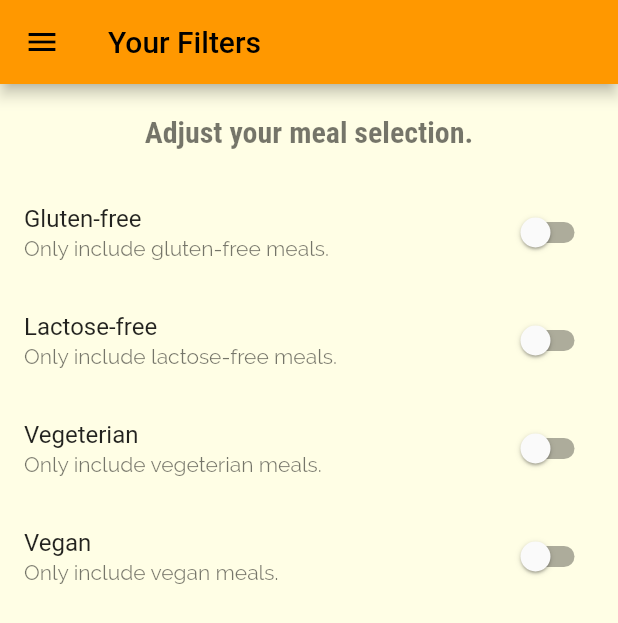
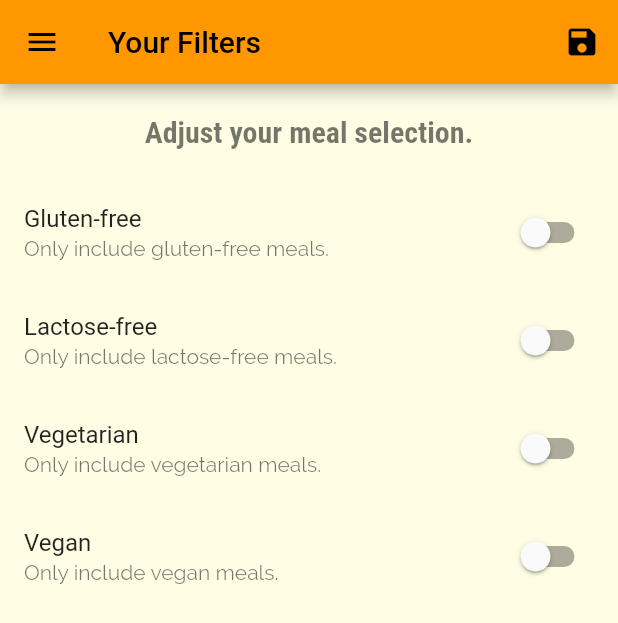
Before and after one commit to mahrncic/flutter-meal-app, a Flutter app: the FiltersScreen screen opened by its route, on a phone screen of 412 x 824 dp. Shown: the top 623 px of the screen. Run offline on Flutter 3.47's test engine with Material 2 defaults, Android fonts, the phone set to English and light mode, and no system bars.

Commit message:
Committing changes for implementation of logic on Filters screen.

```diff
--- a/meal_app/lib/main.dart
+++ b/meal_app/lib/main.dart
@@ -1,13 +1,53 @@
 import 'package:flutter/material.dart';
+import 'package:flutter_complete_guide/dummy_data.dart';
 import 'package:flutter_complete_guide/screens/categories_screen.dart';
 import 'package:flutter_complete_guide/screens/category_meals_screen.dart';
 import 'package:flutter_complete_guide/screens/filters_screen.dart';
 import 'package:flutter_complete_guide/screens/meal_detail_screen.dart';
 import 'package:flutter_complete_guide/screens/tabs_screen.dart';
 
+import 'models/meal.dart';
+
 void main() => runApp(MyApp());
 
-class MyApp extends StatelessWidget {
+class MyApp extends StatefulWidget {
+  @override
+  State<MyApp> createState() => _MyAppState();
+}
+
+class _MyAppState extends State<MyApp> {
+  Map<String, bool> _filters = {
+    'gluten': false,
+    'lactose': false,
+    'vegan': false,
+    'vegetarian': false,
+  };
+
+  List<Meal> _availableMeals = DUMMY_MEALS;
+
+  void _setFilters(Map<String, bool> selectedFilters) {
+    setState(() {
+      _filters = selectedFilters;
+
+      _availableMeals = DUMMY_MEALS.where((meal) {
+        if (_filters['gluten'] && !meal.isGlutenFree) {
+          return false;
+        }
+        if (_filters['lactose'] && !meal.isLactoseFree) {
+          return false;
+        }
+        if (_filters['vegan'] && !meal.isVegan) {
+          return false;
+        }
+        if (_filters['vegetarian'] && !meal.isVegetarian) {
+          return false;
+        }
+
+        return true;
+      }).toList();
+    });
+  }
+
   @override
   Widget build(BuildContext context) {
     return MaterialApp(
@@ -33,9 +73,14 @@ class MyApp extends StatelessWidget {
       home: TabsScreen(),
       initialRoute: '/',
       routes: {
-        CategoryMealsScreen.routeName: (ctx) => CategoryMealsScreen(),
+        CategoryMealsScreen.routeName: (ctx) => CategoryMealsScreen(
+              availableMeals: _availableMeals,
+            ),
         MealDetailScreen.routeName: (ctx) => MealDetailScreen(),
-        FiltersScreen.routeName: (ctx) => FiltersScreen(),
+        FiltersScreen.routeName: (ctx) => FiltersScreen(
+              saveFilters: _setFilters,
+              currentFilters: _filters,
+            ),
       },
       onGenerateRoute: (settings) {
         return MaterialPageRoute(
--- a/meal_app/lib/screens/category_meals_screen.dart
+++ b/meal_app/lib/screens/category_meals_screen.dart
@@ -6,6 +6,10 @@ import '../dummy_data.dart';
 
 class CategoryMealsScreen extends StatefulWidget {
   static const routeName = '/category-meals';
+
+  final List<Meal> availableMeals;
+
+  const CategoryMealsScreen({this.availableMeals});
 
   @override
   State<CategoryMealsScreen> createState() => _CategoryMealsScreenState();
@@ -23,7 +27,7 @@ class _CategoryMealsScreenState extends State<CategoryMealsScreen> {
           ModalRoute.of(context).settings.arguments as Map<String, String>;
       categoryTitle = routeArgs['title'];
       final categoryId = routeArgs['id'];
-      displayedMeals = DUMMY_MEALS.where((meal) {
+      displayedMeals = widget.availableMeals.where((meal) {
         return meal.categories.contains(categoryId);
       }).toList();
 
--- a/meal_app/lib/screens/filters_screen.dart
+++ b/meal_app/lib/screens/filters_screen.dart
@@ -3,6 +3,10 @@ import 'package:flutter_complete_guide/widgets/main_drawer.dart';
 
 class FiltersScreen extends StatefulWidget {
   static const routeName = '/filters';
+  final Function saveFilters;
+  final Map<String, bool> currentFilters;
+
+  const FiltersScreen({this.saveFilters, this.currentFilters});
 
   @override
   State<FiltersScreen> createState() => _FiltersScreenState();
@@ -10,9 +14,19 @@ class FiltersScreen extends StatefulWidget {
 
 class _FiltersScreenState extends State<FiltersScreen> {
   var _glutenFree = false;
-  var _vegeterian = false;
+  var _vegetarian = false;
   var _vegan = false;
   var _lactoseFree = false;
+
+  @override
+  void initState() {
+    _glutenFree = widget.currentFilters['gluten'];
+    _lactoseFree = widget.currentFilters['lactose'];
+    _vegetarian = widget.currentFilters['vegetarian'];
+    _vegan = widget.currentFilters['vegan'];
+
+    super.initState();
+  }
 
   Widget _buildSwitchListTile(String title, String description,
       bool currentValue, Function updateValue) {
@@ -29,6 +43,20 @@ class _FiltersScreenState extends State<FiltersScreen> {
     return Scaffold(
       appBar: AppBar(
         title: Text('Your Filters'),
+        actions: [
+          IconButton(
+            onPressed: () {
+              final selectedFilters = {
+                'gluten': _glutenFree,
+                'lactose': _lactoseFree,
+                'vegan': _vegan,
+                'vegetarian': _vegetarian,
+              };
+              widget.saveFilters(selectedFilters);
+            },
+            icon: Icon(Icons.save),
+          )
+        ],
       ),
       drawer: MainDrawer(),
       body: Column(
@@ -64,12 +92,12 @@ class _FiltersScreenState extends State<FiltersScreen> {
                   },
                 ),
                 _buildSwitchListTile(
-                  'Vegeterian',
-                  'Only include vegeterian meals.',
-                  _vegeterian,
+                  'Vegetarian',
+                  'Only include vegetarian meals.',
+                  _vegetarian,
                   (newValue) {
                     setState(() {
-                      _vegeterian = newValue;
+                      _vegetarian = newValue;
                     });
                   },
                 ),
```
